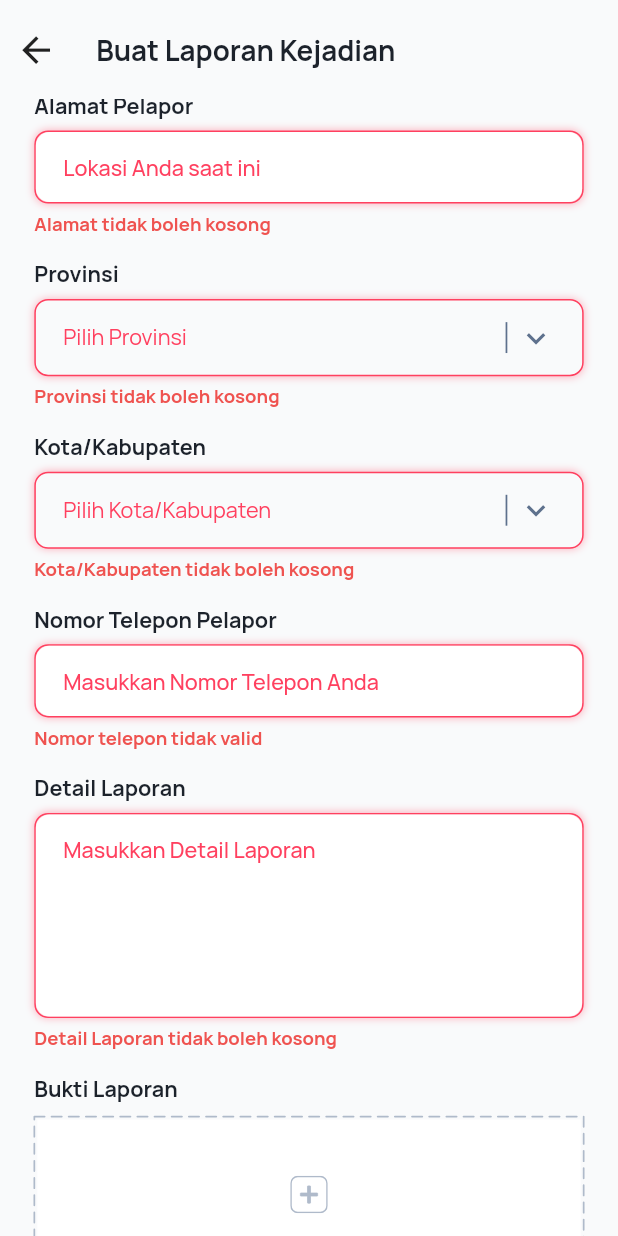
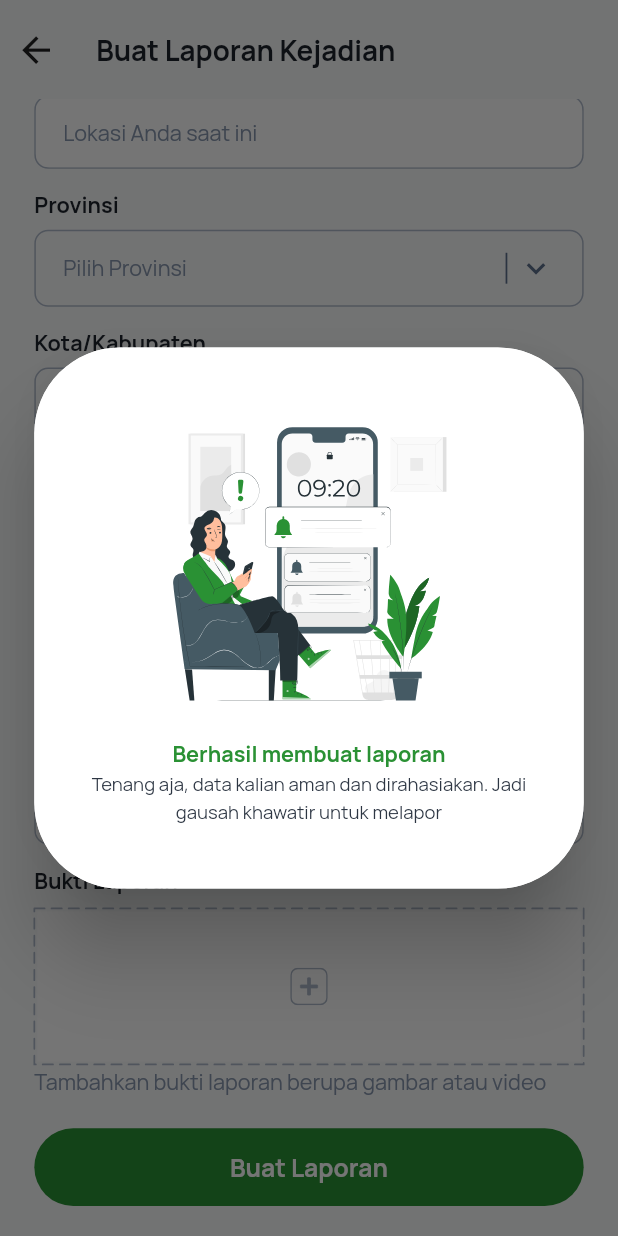
Before and after one commit to Penyihir-Berkah-Mage-ITS/mobile, a Flutter app: the ReportPage screen opened by its route, scrolled down 136 dp, after a tap on "Buat Laporan", on a phone screen of 412 x 824 dp. Run offline on Flutter 3.47's test engine with Material 2 defaults, Android fonts, the phone set to English and light mode, and no system bars; drawn by our look-alikes of dotted_border, dropdown_button2; our stand-ins replace cached_network_image, dio, file_picker, flutter_dotenv, flutter_screenutil, flutter_secure_storage and 5 more; missing offline and left inert: transparent_pointer; accounts and stored records are empty; network calls fail.

Commit message:
laporkan

```diff
--- a/lib/app/controller/report_controller.dart
+++ b/lib/app/controller/report_controller.dart
@@ -2,10 +2,15 @@ import 'dart:io';
 
 import 'package:asa/app/models/location/province_model.dart';
 import 'package:asa/app/models/location/regency_model.dart';
+import 'package:asa/app/presentation/widget/app_loading.dart';
 import 'package:asa/app/repository/location_repository.dart';
+import 'package:asa/styles/color_constants.dart';
 import 'package:asa/utils/filepicker_handler.dart';
 import 'package:asa/utils/show_alert.dart';
-import 'package:flutter/widgets.dart';
+import 'package:asa/utils/text_styles.dart';
+import 'package:flutter/material.dart';
+import 'package:flutter_screenutil/flutter_screenutil.dart';
+import 'package:flutter_svg/svg.dart';
 import 'package:get/get.dart';
 
 class ReportController extends GetxController {
@@ -52,7 +57,70 @@ class ReportController extends GetxController {
     getProvinces();
   }
 
-  void submit() {
-    if (!formkey.currentState!.validate()) {}
+  RxBool isLoading = true.obs;
+
+  void submit(BuildContext context) async {
+    showLoadingDialog(context, isLoading);
+
+    await Future.delayed(Duration(milliseconds: 900), () async {
+      isLoading.value = false;
+      await Future.delayed(Duration(milliseconds: 50), () {
+        isLoading.value = true;
+      });
+    });
+
+    // ignore: use_build_context_synchronously
+    dialogSuccess(context);
+  }
+
+  void dialogSuccess(BuildContext context) {
+    showDialog(
+      context: context,
+      useSafeArea: true,
+      builder: (_) {
+        return Dialog(
+          shape: RoundedRectangleBorder(
+            borderRadius: BorderRadius.circular(50.w),
+          ),
+          insetPadding: EdgeInsets.symmetric(horizontal: 20.w),
+          child: Column(
+            mainAxisSize: MainAxisSize.min,
+            children: [
+              Container(
+                width: 1.sw,
+                padding: EdgeInsets.symmetric(horizontal: 30.w, vertical: 40.h),
+                decoration: BoxDecoration(
+                  color: Colors.white,
+                  borderRadius: BorderRadius.circular(50.w),
+                ),
+                clipBehavior: Clip.hardEdge,
+                child: Column(
+                  mainAxisSize: MainAxisSize.min,
+                  children: [
+                    SvgPicture.asset(
+                      "assets/icons/notification_lapor.svg",
+                      height: 200.h,
+                      fit: BoxFit.cover,
+                    ),
+                    SizedBox(height: 12.h),
+                    Text(
+                      "Berhasil membuat laporan",
+                      style: body4BTextStyle(
+                        color: ColorConstants.primary[500],
+                      ),
+                    ),
+                    Text(
+                      "Tenang aja, data kalian aman dan dirahasiakan. Jadi gausah khawatir untuk melapor",
+                      style: body5TextStyle(color: ColorConstants.slate[800]),
+                      textAlign: TextAlign.center,
+                    ),
+                  ],
+                ),
+              ),
+            ],
+          ),
+        );
+      },
+    );
   }
 }
--- a/lib/app/presentation/view/report_page.dart
+++ b/lib/app/presentation/view/report_page.dart
@@ -96,7 +96,6 @@ class ReportPage extends GetView<ReportController> {
                     placeholder: 'Pilih Kota/Kabupaten',
                     value: controller.selectedRegency.value,
                     validator: (e) {
-                      print(e);
                       if (e == null) {
                         return "Kota/Kabupaten tidak boleh kosong";
                       }
@@ -111,9 +110,10 @@ class ReportPage extends GetView<ReportController> {
                 AppInput(
                   label: "Nomor Telepon Pelapor",
                   controller: TextEditingController(),
+                  keyboardType: TextInputType.number,
                   placeholder: "Masukkan Nomor Telepon Anda",
                   validator: (e) {
-                    if (e!.isNotEmpty) {
+                    if (e!.isEmpty) {
                       return "Nomor telepon tidak boleh kosong";
                     }
                     if (!e.isPhoneNumber) {
@@ -238,7 +238,9 @@ class ReportPage extends GetView<ReportController> {
                 Spacer(),
                 SizedBox(height: 20.h),
                 AppButton(
-                  onPressed: controller.submit,
+                  onPressed: () {
+                    controller.submit(context);
+                  },
                   text: "Buat Laporan",
                 ),
                 SizedBox(height: 20.h),
--- a/lib/app/presentation/widget/app_input.dart
+++ b/lib/app/presentation/widget/app_input.dart
@@ -111,7 +111,6 @@ class _AppInputState extends State<AppInput> {
       autovalidateMode: widget.autovalidateMode,
       enabled: true,
       validator: (e) {
-        print(e);
         if (widget.validator == null) {
           return null;
         }
--- a/lib/app/presentation/widget/app_loading.dart
+++ b/lib/app/presentation/widget/app_loading.dart
@@ -1,5 +1,4 @@
 import 'package:asa/styles/color_constants.dart';
-import 'package:asa/utils/text_styles.dart';
 import 'package:flutter/material.dart';
 import 'package:flutter_screenutil/flutter_screenutil.dart';
 import 'package:get/get.dart';
@@ -13,7 +12,8 @@ void showLoadingDialog(
     barrierDismissible: false,
     context: context,
     builder: (context) {
-      return Obx(() {
+      return Obx(
+        () {
           if (isLoading.value) {
             return WillPopScope(
               child: Column(
@@ -26,15 +26,6 @@ void showLoadingDialog(
                       color: ColorConstants.primary[3],
                     ),
                   ),
-                text != null
-                    ? Container(
-                        margin: EdgeInsets.only(top: 22.h),
-                        child: Text(
-                          text,
-                          style: body2TextStyle(),
-                        ),
-                      )
-                    : Container(),
                 ],
               ),
               onWillPop: () async => false,
@@ -43,7 +34,8 @@ void showLoadingDialog(
             Get.back();
             return Container();
           }
-      });
+        },
+      );
     },
   );
 }
```
Lines whose indentation alone changed are shown as unchanged.
